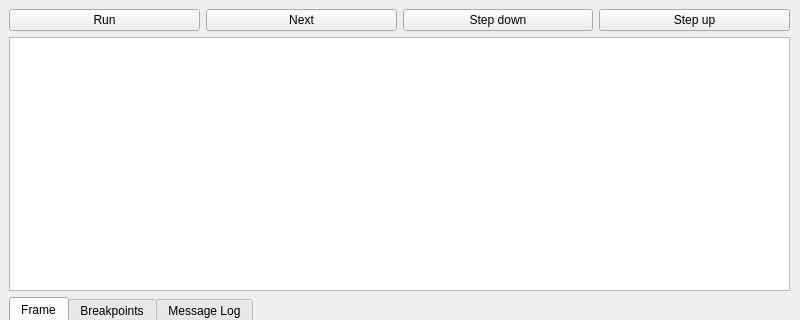
Old version of the form MainWindow.ui in the repository tetsuo-cpp/visual-lldb; both pictures show x 0 to 800 and y 0 to 320 of the 800 by 600 pixel window.
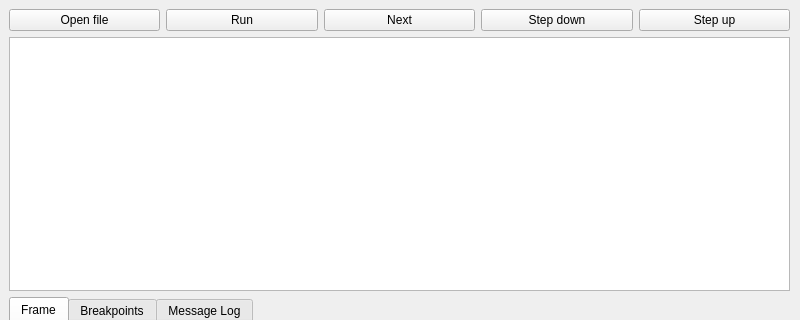
New version of the form.

Commit message: Implement open file dialog

```diff
--- a/MainWindow.ui
+++ b/MainWindow.ui
@@ -29,6 +29,13 @@
      </property>
      <item>
       <layout class="QHBoxLayout" name="horizontalLayout">
+       <item>
+        <widget class="QPushButton" name="openFileButton">
+         <property name="text">
+          <string>Open file</string>
+         </property>
+        </widget>
+       </item>
        <item>
         <widget class="QPushButton" name="runButton">
          <property name="text">
```
The commit also changes 2 other files.
